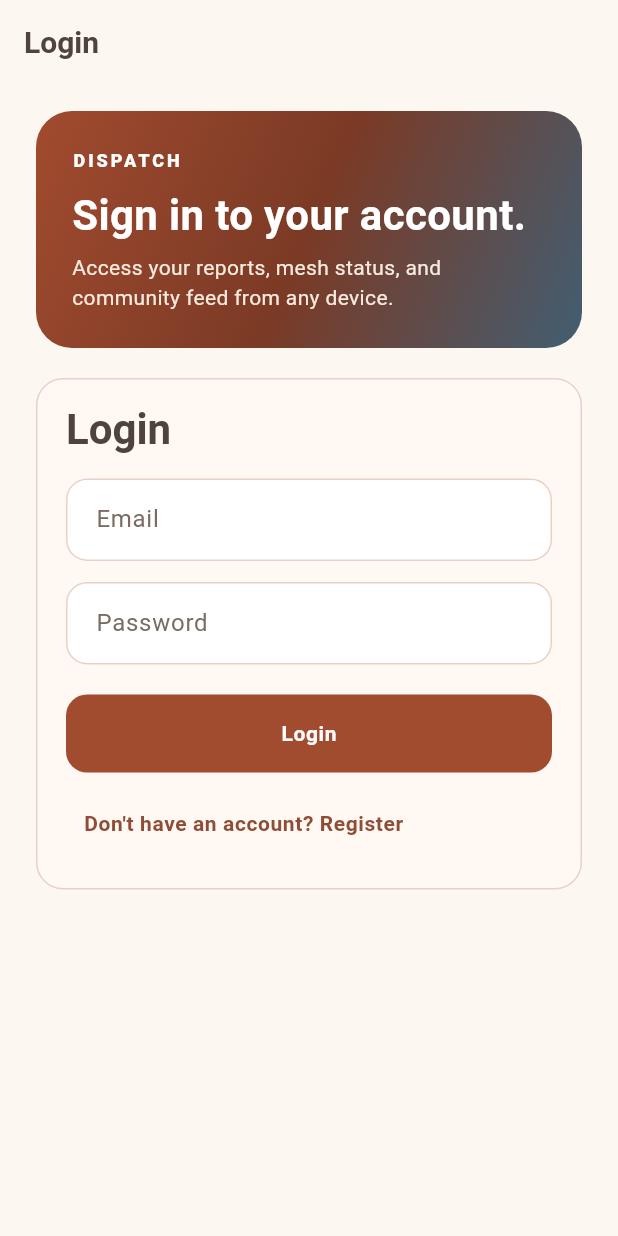
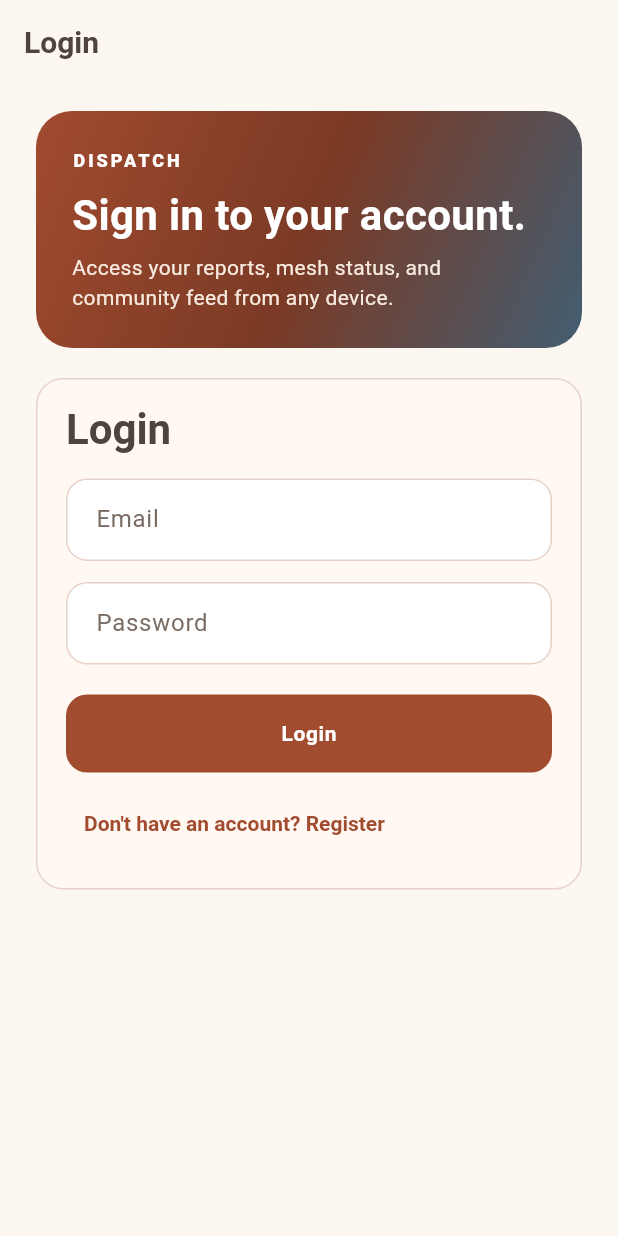
Before and after one commit to SpekyLord/Dispatch, a Flutter app: the screen it shows after launch, on a phone screen of 412 x 824 dp. Run offline on Flutter 3.47's test engine with Material 3 defaults, Android fonts, the light colour scheme and no system bars; our stand-ins replace dio, equatable, flutter_bloc, flutter_map, flutter_riverpod, geolocator and 7 more; missing offline and left inert: dart:html; accounts and stored records are empty.

Commit message:
feat: enhance theme and bottom navigation bar with new styles and configurations

```diff
--- a/apps/mobile/lib/core/theme/dispatch_theme.dart
+++ b/apps/mobile/lib/core/theme/dispatch_theme.dart
@@ -68,6 +68,12 @@
         shape: RoundedRectangleBorder(borderRadius: BorderRadius.circular(14)),
       ),
     ),
+    textButtonTheme: TextButtonThemeData(
+      style: TextButton.styleFrom(
+        foregroundColor: warmSeed,
+        textStyle: const TextStyle(fontWeight: FontWeight.w700),
+      ),
+    ),
     outlinedButtonTheme: OutlinedButtonThemeData(
       style: OutlinedButton.styleFrom(
         foregroundColor: ink,
@@ -75,6 +81,21 @@
         minimumSize: const Size.fromHeight(48),
         shape: RoundedRectangleBorder(borderRadius: BorderRadius.circular(14)),
       ),
+    ),
+    bottomNavigationBarTheme: BottomNavigationBarThemeData(
+      backgroundColor: warmSurface,
+      selectedItemColor: warmSeed,
+      unselectedItemColor: ink.withValues(alpha: 0.78),
+      selectedLabelStyle: const TextStyle(
+        fontWeight: FontWeight.w700,
+        letterSpacing: 0.2,
+      ),
+      unselectedLabelStyle: const TextStyle(
+        fontWeight: FontWeight.w600,
+        letterSpacing: 0.2,
+      ),
+      showUnselectedLabels: true,
+      type: BottomNavigationBarType.fixed,
     ),
     floatingActionButtonTheme: const FloatingActionButtonThemeData(
       backgroundColor: warmSeed,
@@ -182,6 +203,12 @@
         shape: RoundedRectangleBorder(borderRadius: BorderRadius.circular(14)),
       ),
     ),
+    textButtonTheme: TextButtonThemeData(
+      style: TextButton.styleFrom(
+        foregroundColor: const Color(0xFFD38A68),
+        textStyle: const TextStyle(fontWeight: FontWeight.w700),
+      ),
+    ),
     outlinedButtonTheme: OutlinedButtonThemeData(
       style: OutlinedButton.styleFrom(
         foregroundColor: darkInk,
@@ -189,6 +216,21 @@
         minimumSize: const Size.fromHeight(48),
         shape: RoundedRectangleBorder(borderRadius: BorderRadius.circular(14)),
       ),
+    ),
+    bottomNavigationBarTheme: BottomNavigationBarThemeData(
+      backgroundColor: darkSurface,
+      selectedItemColor: const Color(0xFFD38A68),
+      unselectedItemColor: darkInk.withValues(alpha: 0.72),
+      selectedLabelStyle: const TextStyle(
+        fontWeight: FontWeight.w700,
+        letterSpacing: 0.2,
+      ),
+      unselectedLabelStyle: const TextStyle(
+        fontWeight: FontWeight.w600,
+        letterSpacing: 0.2,
+      ),
+      showUnselectedLabels: true,
+      type: BottomNavigationBarType.fixed,
     ),
     floatingActionButtonTheme: const FloatingActionButtonThemeData(
       backgroundColor: warmSeed,
```
Also changed, not shown: apps/mobile/lib/features/citizen/presentation/citizen_home_screen.dart (+0 -12 lines), apps/mobile/lib/features/shared/presentation/widgets/bottom_nav_bar.dart (+10 -4 lines).
